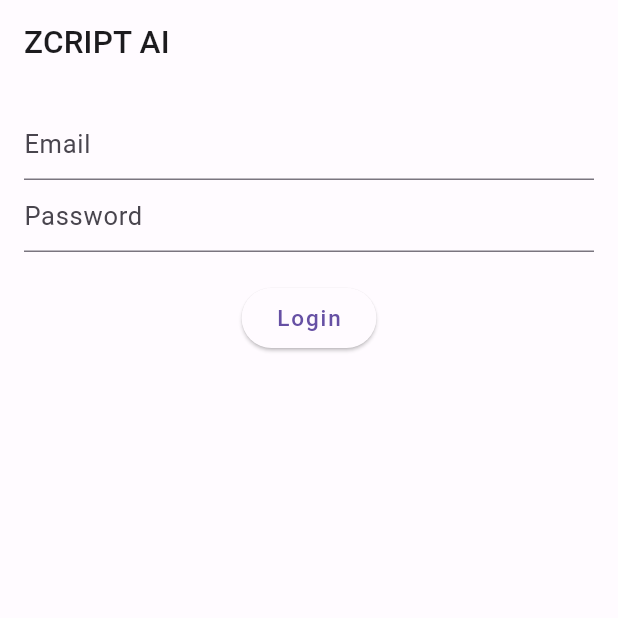
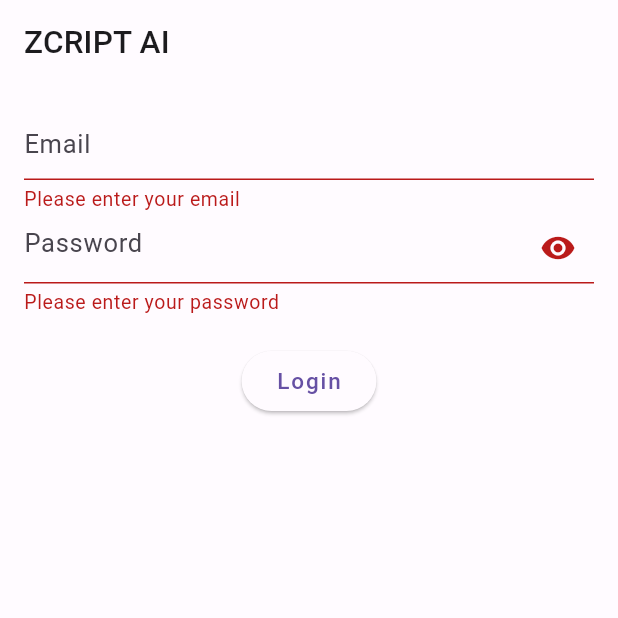
Before and after one commit to tfreebern2/va-ai-tech-challenge, a Flutter app: the screen it shows after launch, after a tap on "Login", on a phone screen of 412 x 824 dp, the top half of it. Run offline on Flutter 3.47's test engine with Material 3 defaults, Android fonts, the phone set to English and light mode, and no system bars; our stand-ins replace audioplayers, email_validator, equatable, firebase_auth, firebase_core, flutter_bloc and 6 more; missing offline and left inert: dart:html, file_selector, record; accounts and stored records are empty.

Commit message:
Update Scaffold, Home and Login Screen Mobile

```diff
--- a/lib/components/menu_scaffold.dart
+++ b/lib/components/menu_scaffold.dart
@@ -63,10 +63,17 @@
                 .map(
                   (route) => ListTile(
                     contentPadding: const EdgeInsets.all(8),
-                    title: Text(route),
+                    title: Text(route.substring(1)),
                     onTap: () {
-                      context.go('/$route');
-                      Navigator.of(context).pop();
+                      if (route != currentRoute) {
+                        // Replace the current route in the navigation stack
+                        if (route == AppRoutes.record ||
+                            route == AppRoutes.upload) {
+                          context.go('${AppRoutes.home}$route');
+                        } else {
+                          context.go(route);
+                        }
+                      }
                     },
                   ),
                 )
--- a/lib/home/ui/home_screen.dart
+++ b/lib/home/ui/home_screen.dart
@@ -2,6 +2,7 @@
 import 'package:gap/gap.dart';
 import 'package:go_router/go_router.dart';
 import 'package:semperMade/config/locator.dart';
+import 'package:semperMade/config/router.dart';
 
 class HomeScreen extends StatefulWidget {
   const HomeScreen({super.key});
@@ -29,7 +30,7 @@
               ElevatedButton(
                 onPressed: () {
                   firebaseAuth.signOut();
-                  context.go('/login');
+                  context.go(AppRoutes.login);
                 },
                 child: const Text('Sign Out'),
               ),
--- a/lib/login/login_screen.dart
+++ b/lib/login/login_screen.dart
@@ -91,7 +91,46 @@
                   const Gap(100),
                   ConstrainedBox(
                     constraints: const BoxConstraints(maxWidth: 400),
-                    child: TextFormField(
+                    child: _emailFormField(),
+                  ),
+                  const Gap(10),
+                  ConstrainedBox(
+                    constraints: const BoxConstraints(maxWidth: 400),
+                    child: _passwordFormField(),
+                  ),
+                  const Gap(20),
+                  _loginButton(),
+                ],
+              ),
+            ),
+          ),
+        ),
+      );
+    } else {
+      return Scaffold(
+        appBar: AppBar(title: const Text('ZCRIPT AI')),
+        body: Form(
+          key: _formKey,
+          child: Center(
+            child: Padding(
+              padding: const EdgeInsets.all(16),
+              child: Column(
+                children: [
+                  _emailFormField(),
+                  _passwordFormField(),
+                  const Gap(20),
+                  _loginButton(),
+                ],
+              ),
+            ),
+          ),
+        ),
+      );
+    }
+  }
+
+  TextFormField _emailFormField() {
+    return TextFormField(
       controller: _emailController,
       keyboardType: TextInputType.emailAddress,
       decoration: const InputDecoration(
@@ -106,12 +145,11 @@
         }
         return null;
       },
-                    ),
-                  ),
-                  const Gap(10),
-                  ConstrainedBox(
-                    constraints: const BoxConstraints(maxWidth: 400),
-                    child: TextFormField(
+    );
+  }
+
+  TextFormField _passwordFormField() {
+    return TextFormField(
       controller: _passwordController,
       obscureText: _passwordHidden,
       decoration: InputDecoration(
@@ -131,49 +169,13 @@
         }
         return null;
       },
-                    ),
-                  ),
-                  const Gap(20),
-                  ElevatedButton(
+    );
+  }
+
+  ElevatedButton _loginButton() {
+    return ElevatedButton(
       onPressed: _isLoading ? null : _signIn,
       child: const Text('Login'),
-                  ),
-                ],
-              ),
-            ),
-          ),
-        ),
-      );
-    } else {
-      return Scaffold(
-        appBar: AppBar(title: const Text('ZCRIPT AI')),
-        body: Center(
-          child: Padding(
-            padding: const EdgeInsets.all(16),
-            child: Column(
-              children: [
-                TextFormField(
-                  decoration: const InputDecoration(
-                    hintText: 'Email',
-                  ),
-                ),
-                TextFormField(
-                  decoration: const InputDecoration(
-                    hintText: 'Password',
-                  ),
-                ),
-                const Gap(20),
-                ElevatedButton(
-                  onPressed: () {
-                    Navigator.pushNamed(context, '/home');
-                  },
-                  child: const Text('Login'),
-                ),
-              ],
-            ),
-          ),
-        ),
     );
   }
 }
-}
```
Lines whose indentation alone changed are shown as unchanged.
